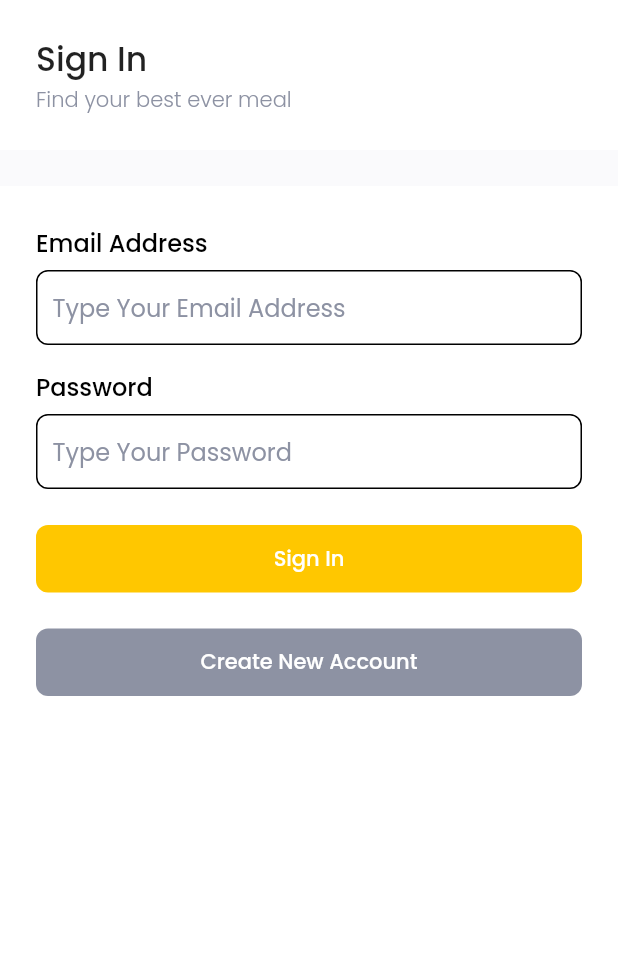
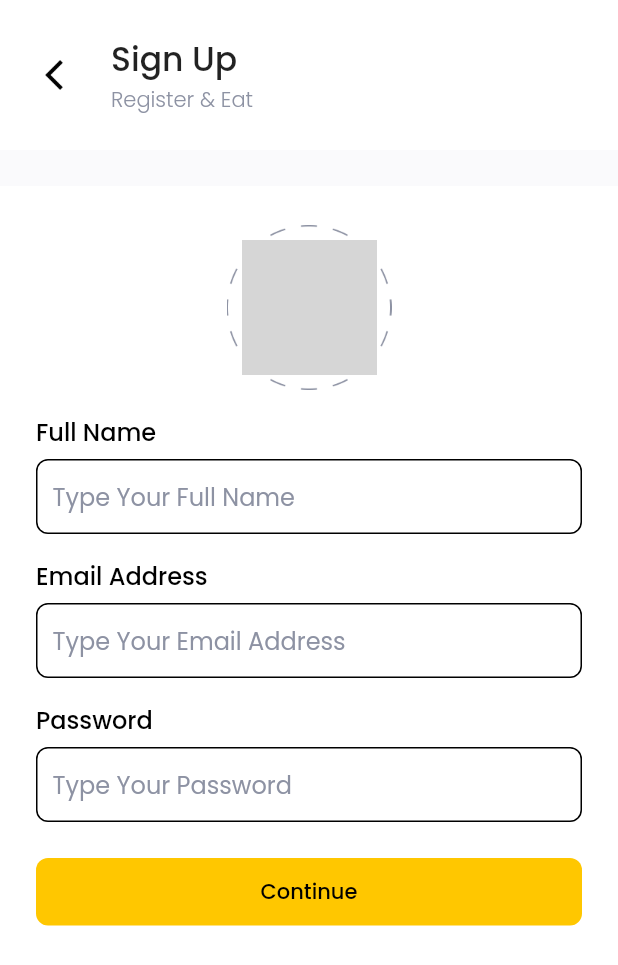
Before and after one commit to riannovriaan/flutter_foodmarket, a Flutter app: the screen it shows after launch, after a tap on "Create New Account", on a phone screen of 412 x 824 dp. Shown: the top 965 px of the screen. Run offline on Flutter 3.47's test engine with Material 2 defaults, Android fonts, the phone set to English and light mode, and no system bars; our stand-ins replace flutter_spinkit, get, google_fonts, supercharged; network calls fail; grey boxes are pictures that could not be loaded.

```diff
--- a/lib/main.dart
+++ b/lib/main.dart
@@ -1,4 +1,5 @@
 import 'package:flutter/material.dart';
+import 'package:get/get.dart';
 import 'ui/pages/pages.dart';
 
 void main() {
@@ -8,9 +9,9 @@ void main() {
 class MyApp extends StatelessWidget {
   @override
   Widget build(BuildContext context) {
-    return MaterialApp(
+    return GetMaterialApp(
       debugShowCheckedModeBanner: false,
-      home: SignInPage(),
+      home: SignInPage() /*  */,
     );
   }
 }
--- a/lib/ui/pages/general_page.dart
+++ b/lib/ui/pages/general_page.dart
@@ -36,14 +36,21 @@ class GeneralPage extends StatelessWidget {
                     color: Colors.white,
                     child: Row(children: [
                       onBackButtonPressed != null
-                          ? Container(
-                              width: 24,
-                              height: 24,
-                              margin: EdgeInsets.only(right: 26),
-                              decoration: BoxDecoration(
-                                  image: DecorationImage(
-                                      image:
-                                          AssetImage('assets/back_arrow.png'))),
+                          ? GestureDetector(
+                              onTap: () {
+                                if (onBackButtonPressed != null) {
+                                  onBackButtonPressed();
+                                }
+                              },
+                              child: Container(
+                                width: 24,
+                                height: 24,
+                                margin: EdgeInsets.only(right: 26),
+                                decoration: BoxDecoration(
+                                    image: DecorationImage(
+                                        image: AssetImage(
+                                            'assets/back_arrow.png'))),
+                              ),
                             )
                           : SizedBox(),
                       Column(
--- a/lib/ui/pages/pages.dart
+++ b/lib/ui/pages/pages.dart
@@ -2,8 +2,11 @@ import 'package:flutter/cupertino.dart';
 import 'package:flutter/material.dart';
 import 'package:flutter_spinkit/flutter_spinkit.dart';
 import 'package:food_market/shared/shared.dart';
+import 'package:get/get.dart';
 import 'package:google_fonts/google_fonts.dart';
 import 'package:supercharged/supercharged.dart';
 
 part 'general_page.dart';
 part 'sign_in_page.dart';
+part 'sign_up_page.dart';
+part 'address_page.dart';
--- a/lib/ui/pages/sign_in_page.dart
+++ b/lib/ui/pages/sign_in_page.dart
@@ -14,7 +14,7 @@ class _SignInPageState extends State<SignInPage> {
 
     return GeneralPage(
       title: 'Sign In',
-      subtitle: 'Find your best ever meal',
+      subtitle: "Find your best ever meal",
       child: Column(
         children: [
           Container(
@@ -82,7 +82,7 @@ class _SignInPageState extends State<SignInPage> {
                             borderRadius: BorderRadius.circular(8))),
                     child: Text('Sign In',
                         style: GoogleFonts.poppins(
-                            color: Colors.white, fontWeight: FontWeight.w500))),
+                            color: Colors.black, fontWeight: FontWeight.w500))),
           ),
           Container(
             width: double.infinity,
@@ -95,7 +95,9 @@ class _SignInPageState extends State<SignInPage> {
                     color: mainColor,
                   )
                 : ElevatedButton(
-                    onPressed: () {},
+                    onPressed: () {
+                      Get.to(SignUpPage());
+                    },
                     style: ElevatedButton.styleFrom(
                         primary: greyColor,
                         elevation: 0,
--- /dev/null
+++ b/lib/ui/pages/sign_up_page.dart
@@ -0,0 +1,131 @@
+part of 'pages.dart';
+
+class SignUpPage extends StatefulWidget {
+  @override
+  _SignUpPageState createState() => _SignUpPageState();
+}
+
+class _SignUpPageState extends State<SignUpPage> {
+  @override
+  Widget build(BuildContext context) {
+    TextEditingController emailController = TextEditingController();
+    TextEditingController passwordController = TextEditingController();
+    TextEditingController nameController = TextEditingController();
+
+    return GeneralPage(
+      title: 'Sign Up',
+      subtitle: "Register & Eat",
+      onBackButtonPressed: () {
+        Get.back();
+      },
+      child: Column(
+        children: [
+          Container(
+            width: 110,
+            height: 110,
+            margin: EdgeInsets.only(top: 26),
+            padding: EdgeInsets.all(10),
+            decoration: BoxDecoration(
+                image: DecorationImage(
+                    image: AssetImage('assets/photo_border.png'))),
+            child: Container(
+              decoration: BoxDecoration(
+                  shape: BoxShape.circle,
+                  image: DecorationImage(
+                      image: NetworkImage(
+                          'https://drive.google.com/uc?export=view&id=1WLRKvyezR0NUAuidyJvkMaCMH9bp7ZzM'),
+                      fit: BoxFit.cover)),
+            ),
+          ),
+          Container(
+            width: double.infinity,
+            margin: EdgeInsets.fromLTRB(defaultMargin, 16, defaultMargin, 6),
+            child: Text(
+              "Full Name",
+              style: blackFontStyle2,
+            ),
+          ),
+          Container(
+            width: double.infinity,
+            margin: EdgeInsets.symmetric(horizontal: defaultMargin),
+            padding: EdgeInsets.symmetric(horizontal: 10),
+            decoration: BoxDecoration(
+                borderRadius: BorderRadius.circular(8),
+                border: Border.all(color: Colors.black)),
+            child: TextField(
+              controller: nameController,
+              decoration: InputDecoration(
+                  border: InputBorder.none,
+                  hintStyle: greyFontStyle,
+                  hintText: "Type Your Full Name"),
+            ),
+          ),
+          Container(
+            width: double.infinity,
+            margin: EdgeInsets.fromLTRB(defaultMargin, 16, defaultMargin, 6),
+            child: Text(
+              "Email Address",
+              style: blackFontStyle2,
+            ),
+          ),
+          Container(
+            width: double.infinity,
+            margin: EdgeInsets.symmetric(horizontal: defaultMargin),
+            padding: EdgeInsets.symmetric(horizontal: 10),
+            decoration: BoxDecoration(
+                borderRadius: BorderRadius.circular(8),
+                border: Border.all(color: Colors.black)),
+            child: TextField(
+              controller: emailController,
+              decoration: InputDecoration(
+                  border: InputBorder.none,
+                  hintStyle: greyFontStyle,
+                  hintText: "Type Your Email Address"),
+            ),
+          ),
+          Container(
+            width: double.infinity,
+            margin: EdgeInsets.fromLTRB(defaultMargin, 16, defaultMargin, 6),
+            child: Text(
+              "Password",
+              style: blackFontStyle2,
+            ),
+          ),
+          Container(
+            width: double.infinity,
+            margin: EdgeInsets.symmetric(horizontal: defaultMargin),
+            padding: EdgeInsets.symmetric(horizontal: 10),
+            decoration: BoxDecoration(
+                borderRadius: BorderRadius.circular(8),
+                border: Border.all(color: Colors.black)),
+            child: TextField(
+              controller: passwordController,
+              decoration: InputDecoration(
+                  border: InputBorder.none,
+                  hintStyle: greyFontStyle,
+                  hintText: "Type Your Password"),
+            ),
+          ),
+          Container(
+            width: double.infinity,
+            margin: EdgeInsets.only(top: 24),
+            height: 45,
+            padding: EdgeInsets.symmetric(horizontal: defaultMargin),
+            child: ElevatedButton(
+                onPressed: () {
+                  Get.to(AddressPage());
+                },
+                style: ElevatedButton.styleFrom(
+                    primary: mainColor,
+                    elevation: 0,
+                    shape: RoundedRectangleBorder(
+                        borderRadius: BorderRadius.circular(8))),
+                child: Text('Continue',
+                    style: GoogleFonts.poppins(
+                        color: Colors.black, fontWeight: FontWeight.w500))),
+          ),
+        ],
+      ),
+    );
+  }
+}
--- a/pubspec.yaml
+++ b/pubspec.yaml
@@ -26,6 +26,7 @@ dependencies:
   cupertino_icons: ^1.0.2
   flutter_bloc: ^6.1.2
   flutter_spinkit: ^4.1.2+1
+  get: ^3.25.4
   google_fonts: ^1.1.2
   supercharged: ^1.12.0
 
```
Also changed, not shown: lib/ui/pages/address_page.dart (added, +149 -0 lines), pubspec.lock.
